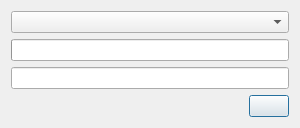
Qt form src/upload/uploaddialog.ui (lxqt/lximage-qt) before a commit.
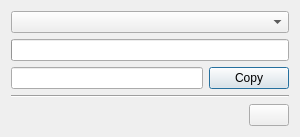
The same form after that commit.

Commit message:
Add copy button to upload dialog
This pull request adds a copy button to the upload dialog for easily
copying the link to the clipboard.

Patch:
```diff
--- a/src/upload/uploaddialog.ui
+++ b/src/upload/uploaddialog.ui
@@ -33,6 +33,13 @@
        </property>
       </widget>
      </item>
+     <item>
+      <widget class="QPushButton" name="copyButton">
+       <property name="text">
+        <string>Copy</string>
+       </property>
+      </widget>
+     </item>
     </layout>
    </item>
    <item>
@@ -48,6 +55,13 @@
      </property>
     </spacer>
    </item>
+   <item>
+    <widget class="Line" name="line">
+     <property name="orientation">
+      <enum>Qt::Horizontal</enum>
+     </property>
+    </widget>
+   </item>
    <item>
     <layout class="QHBoxLayout" name="horizontalLayout">
      <item>
```
The commit also changes 2 other files.
